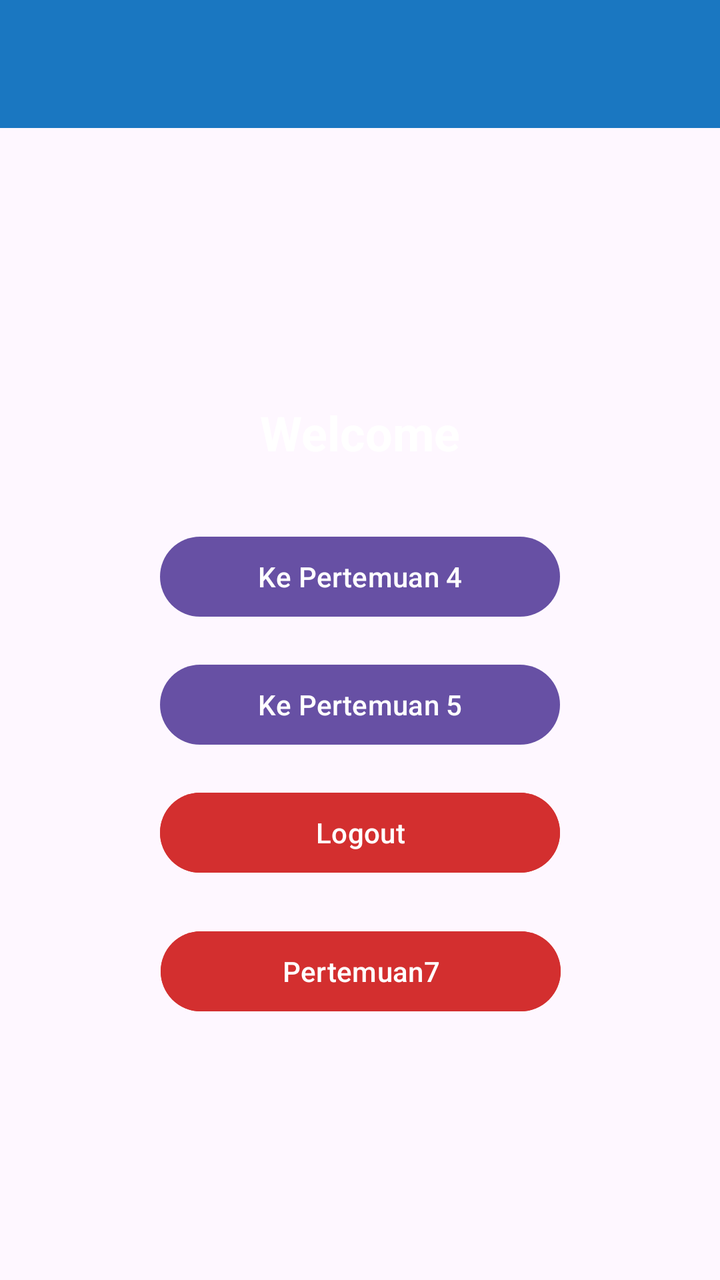
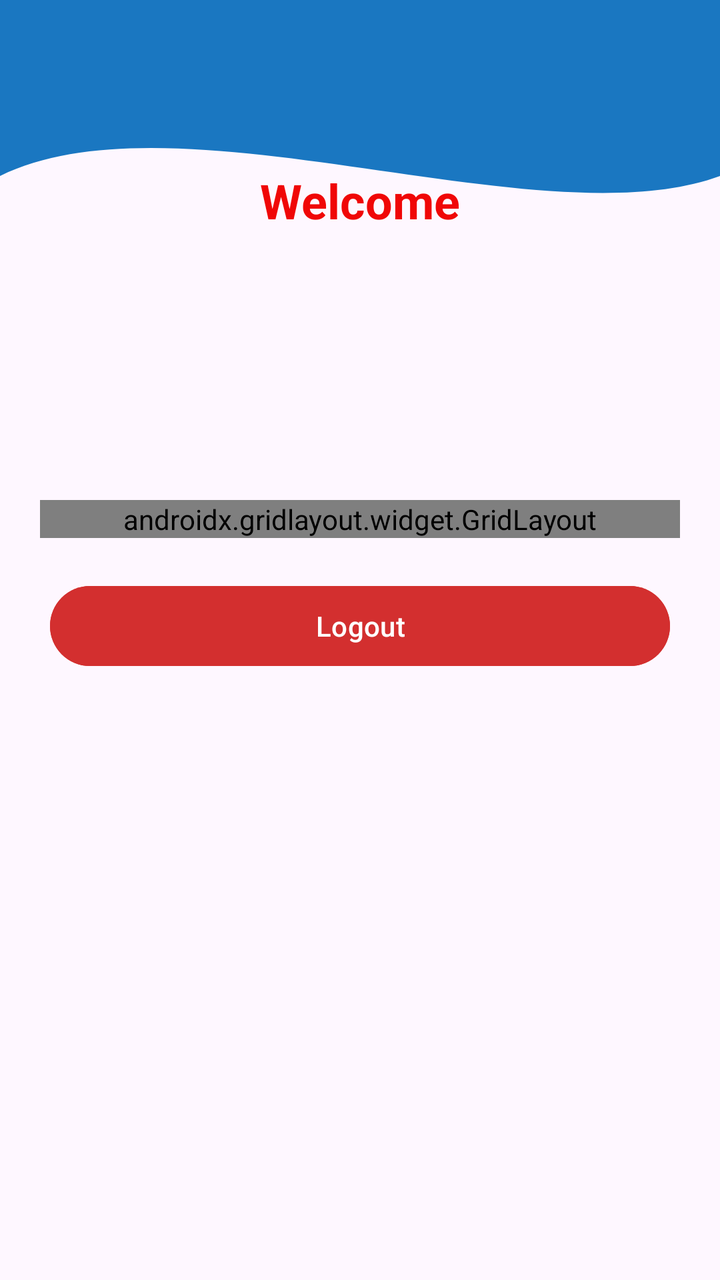

Screens rendered from an Android XML layout before and after an edit, with the pre-edit source and the edit as a unified diff.
<!-- AndroidManifest.xml: application theme Theme.Trinaldi -->
<!-- res/layout/fragment_home.xml -->
<?xml version="1.0" encoding="utf-8"?>
<androidx.constraintlayout.widget.ConstraintLayout xmlns:android="http://schemas.android.com/apk/res/android"
    xmlns:app="http://schemas.android.com/apk/res-auto"
    xmlns:tools="http://schemas.android.com/tools"
    android:layout_width="match_parent"
    android:layout_height="match_parent"
    tools:context=".Home.HomeFragment">

    <androidx.appcompat.widget.Toolbar
        android:id="@+id/toolbar"
        android:layout_width="match_parent"
        android:layout_height="?attr/actionBarSize"
        android:background="@color/bg"
        app:layout_constraintEnd_toEndOf="parent"
        app:layout_constraintStart_toStartOf="parent"
        app:layout_constraintTop_toTopOf="parent"
        app:subtitleTextColor="@android:color/white"
        app:titleTextColor="@android:color/white" />


    <TextView
        android:id="@+id/tvWelcome"
        android:layout_width="wrap_content"
        android:layout_height="wrap_content"
        android:text="Welcome"
        android:textColor="@color/white"
        android:textSize="24sp"
        android:textStyle="bold"
        app:layout_constraintBottom_toTopOf="@+id/btnToFourth"
        app:layout_constraintEnd_toEndOf="parent"
        app:layout_constraintStart_toStartOf="parent"
        app:layout_constraintTop_toTopOf="parent"
        app:layout_constraintVertical_chainStyle="packed" />

    <Button
        android:id="@+id/btnToFourth"
        android:layout_width="200dp"
        android:layout_height="wrap_content"
        android:layout_marginTop="32dp"
        android:text="Ke Pertemuan 4"
        app:layout_constraintBottom_toTopOf="@+id/btnToFifth"
        app:layout_constraintEnd_toEndOf="parent"
        app:layout_constraintStart_toStartOf="parent"
        app:layout_constraintTop_toBottomOf="@+id/tvWelcome" />

    <Button
        android:id="@+id/btnToFifth"
        android:layout_width="200dp"
        android:layout_height="wrap_content"
        android:layout_marginTop="16dp"
        android:text="Ke Pertemuan 5"
        app:layout_constraintBottom_toTopOf="@+id/btnLogout"
        app:layout_constraintEnd_toEndOf="parent"
        app:layout_constraintStart_toStartOf="parent"
        app:layout_constraintTop_toBottomOf="@+id/btnToFourth" />

    <Button
        android:id="@+id/btnLogout"
        android:layout_width="200dp"
        android:layout_height="wrap_content"
        android:layout_marginTop="16dp"
        android:backgroundTint="#D32F2F"
        android:text="Logout"
        app:layout_constraintBottom_toBottomOf="parent"
        app:layout_constraintEnd_toEndOf="parent"
        app:layout_constraintStart_toStartOf="parent"
        app:layout_constraintTop_toBottomOf="@+id/btnToFifth" />

    <Button
        android:id="@+id/btnToSeventh"
        android:layout_width="200dp"
        android:layout_height="wrap_content"
        android:layout_marginTop="16dp"
        android:backgroundTint="#D32F2F"
        android:text="Pertemuan7"
        app:layout_constraintBottom_toBottomOf="parent"
        app:layout_constraintEnd_toEndOf="parent"
        app:layout_constraintHorizontal_bias="0.503"
        app:layout_constraintStart_toStartOf="parent"
        app:layout_constraintTop_toBottomOf="@+id/btnToFifth"
        app:layout_constraintVertical_bias="0.348" />

</androidx.constraintlayout.widget.ConstraintLayout>
<!-- resources referenced by this layout -->
<resources>
  <color name="bg">#1A77C1</color>
  <color name="white">#FFFFFFFF</color>
  <style name="Theme.Trinaldi" parent="Base.Theme.Trinaldi" />
  <style name="Base.Theme.Trinaldi" parent="Theme.Material3.DayNight.NoActionBar">
          
          
      </style>
</resources>

<!-- the commit's change to res/layout/fragment_home.xml (unified diff, before → after) -->
@@ -6,6 +6,17 @@
     android:layout_height="match_parent"
     tools:context=".Home.HomeFragment">
 
+    
+    <View
+        android:id="@+id/background_header"
+        android:layout_width="0dp"
+        android:layout_height="220dp"
+        android:background="@drawable/bg_header_wave"
+        app:layout_constraintEnd_toEndOf="parent"
+        app:layout_constraintStart_toStartOf="parent"
+        app:layout_constraintTop_toTopOf="parent" />
+
+    
     <androidx.appcompat.widget.Toolbar
         android:id="@+id/toolbar"
         android:layout_width="match_parent"
@@ -14,70 +25,81 @@
         app:layout_constraintEnd_toEndOf="parent"
         app:layout_constraintStart_toStartOf="parent"
         app:layout_constraintTop_toTopOf="parent"
-        app:subtitleTextColor="@android:color/white"
-        app:titleTextColor="@android:color/white" />
+        app:subtitleTextColor="#DC0A0A"
+        app:titleTextColor="@color/white" />
 
-
+    
     <TextView
         android:id="@+id/tvWelcome"
         android:layout_width="wrap_content"
         android:layout_height="wrap_content"
+        android:layout_marginTop="20dp"
         android:text="Welcome"
-        android:textColor="@color/white"
+        android:textColor="#F00707"
         android:textSize="24sp"
         android:textStyle="bold"
-        app:layout_constraintBottom_toTopOf="@+id/btnToFourth"
         app:layout_constraintEnd_toEndOf="parent"
         app:layout_constraintStart_toStartOf="parent"
-        app:layout_constraintTop_toTopOf="parent"
-        app:layout_constraintVertical_chainStyle="packed" />
+        app:layout_constraintTop_toBottomOf="@+id/toolbar" />
 
-    <Button
-        android:id="@+id/btnToFourth"
-        android:layout_width="200dp"
+    
+    <androidx.gridlayout.widget.GridLayout
+        android:id="@+id/gridMenu"
+        android:layout_width="match_parent"
         android:layout_height="wrap_content"
-        android:layout_marginTop="32dp"
-        android:text="Ke Pertemuan 4"
-        app:layout_constraintBottom_toTopOf="@+id/btnToFifth"
+        android:layout_marginHorizontal="20dp"
+        android:layout_marginTop="30dp"
+        app:columnCount="2"
         app:layout_constraintEnd_toEndOf="parent"
         app:layout_constraintStart_toStartOf="parent"
-        app:layout_constraintTop_toBottomOf="@+id/tvWelcome" />
+        app:layout_constraintTop_toBottomOf="@+id/background_header"
+        app:useDefaultMargins="true">
 
+        <Button
+            android:id="@+id/btnToFourth"
+            android:layout_width="0dp"
+            android:layout_height="wrap_content"
+            android:text="Pertemuan 4"
+            app:layout_columnWeight="1"
+            app:layout_gravity="fill_horizontal" />
+
+        <Button
+            android:id="@+id/btnToFifth"
+            android:layout_width="0dp"
+            android:layout_height="wrap_content"
+            android:text="Pertemuan 5"
+            app:layout_columnWeight="1"
+            app:layout_gravity="fill_horizontal" />
+
+        <Button
+            android:id="@+id/btnToSeventh"
+            android:layout_width="0dp"
+            android:layout_height="wrap_content"
+            android:text="Pertemuan 7"
+            app:layout_columnWeight="1"
+            app:layout_gravity="fill_horizontal" />
+
+        <Button
+            android:id="@+id/btnToTenth"
+            android:layout_width="0dp"
+            android:layout_height="wrap_content"
+            android:text="Pertemuan 10"
+            app:layout_columnWeight="1"
+            app:layout_gravity="fill_horizontal" />
+
+    </androidx.gridlayout.widget.GridLayout>
+
+    
     <Button
-        android:id="@+id/btnToFifth"
-        android:layout_width="200dp"
+        android:id="@+id/btnLogout"
+        android:layout_width="0dp"
         android:layout_height="wrap_content"
-        android:layout_marginTop="16dp"
-        android:text="Ke Pertemuan 5"
-        app:layout_constraintBottom_toTopOf="@+id/btnLogout"
+        android:layout_marginHorizontal="25dp"
+        android:layout_marginTop="20dp"
+        android:backgroundTint="#D32F2F"
+        android:text="Logout"
         app:layout_constraintEnd_toEndOf="parent"
         app:layout_constraintStart_toStartOf="parent"
-        app:layout_constraintTop_toBottomOf="@+id/btnToFourth" />
-
-    <Button
-        android:id="@+id/btnLogout"
-        android:layout_width="200dp"
-        android:layout_height="wrap_content"
-        android:layout_marginTop="16dp"
-        android:backgroundTint="#D32F2F"
-        android:text="Logout"
-        app:layout_constraintBottom_toBottomOf="parent"
-        app:layout_constraintEnd_toEndOf="parent"
-        app:layout_constraintStart_toStartOf="parent"
-        app:layout_constraintTop_toBottomOf="@+id/btnToFifth" />
-
-    <Button
-        android:id="@+id/btnToSeventh"
-        android:layout_width="200dp"
-        android:layout_height="wrap_content"
-        android:layout_marginTop="16dp"
-        android:backgroundTint="#D32F2F"
-        android:text="Pertemuan7"
-        app:layout_constraintBottom_toBottomOf="parent"
-        app:layout_constraintEnd_toEndOf="parent"
-        app:layout_constraintHorizontal_bias="0.503"
-        app:layout_constraintStart_toStartOf="parent"
-        app:layout_constraintTop_toBottomOf="@+id/btnToFifth"
-        app:layout_constraintVertical_bias="0.348" />
+        app:layout_constraintTop_toBottomOf="@+id/gridMenu" />
 
 </androidx.constraintlayout.widget.ConstraintLayout>
<!-- resource entries referenced after the edit -->
@@ -2,6 +2,26 @@
 <resources>
   <color name="bg">#1A77C1</color>
   <color name="white">#FFFFFFFF</color>
+  <!-- drawable bg_header_wave (drawable) -->
+  <?xml version="1.0" encoding="utf-8"?>
+  <vector xmlns:android="http://schemas.android.com/apk/res/android"
+      android:width="100dp"
+      android:height="100dp"
+      android:viewportWidth="100"
+      android:viewportHeight="100">
+  
+      
+      <path
+          android:fillColor="@color/bg"
+          android:pathData="
+              M0,0
+              L100,0
+              L100,40
+              C 75,55
+                25,20
+                0,40
+              Z" />
+  </vector>
   <style name="Theme.Trinaldi" parent="Base.Theme.Trinaldi" />
   <style name="Base.Theme.Trinaldi" parent="Theme.Material3.DayNight.NoActionBar">
           
